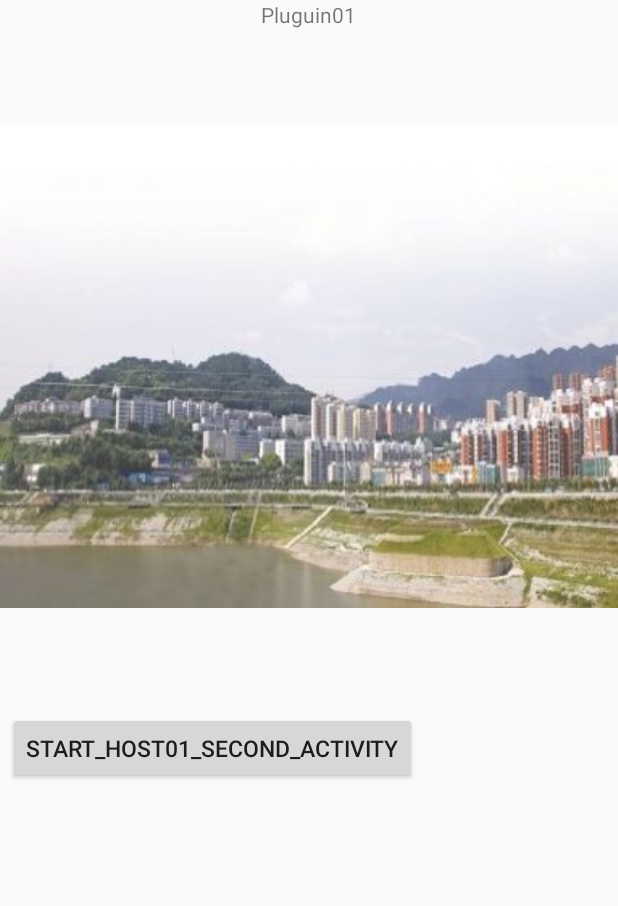
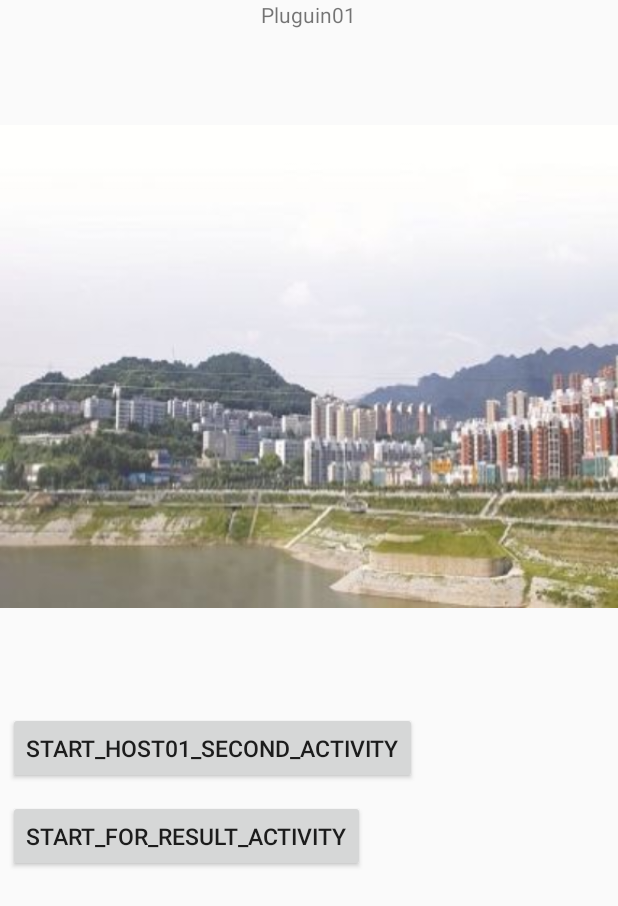
Before and after one commit to WoXinfeiyang/RepluginTest01, an Android app: the screen it shows after launch (MainActivity), on a phone screen of 412 x 824 dp. Shown: the top 906 px of the screen. Run offline under Robolectric (Android 15) with nearby library versions, the phone set to English and light mode, and no system bars.

Commit message:
主程序以startActivityForResult的方式启动插件中的Activity

```diff
--- a/Host01/app/src/main/res/layout/activity_main.xml
+++ b/Host01/app/src/main/res/layout/activity_main.xml
@@ -37,6 +37,12 @@
             />
 
         <Button
+            android:id="@+id/btn_start_plugin01_for_result"
+            style="@style/ButtonStyle"
+            android:text="start plugin01 for result"
+            />
+
+        <Button
             android:id="@+id/btn_start_send_activity"
             style="@style/ButtonStyle"
             android:text="start Host01 SecondActivity"/>
--- a/RepluginTest01_Plugin01/app/build.gradle
+++ b/RepluginTest01_Plugin01/app/build.gradle
@@ -27,6 +27,7 @@ repluginPluginConfig {
 }
 
 dependencies {
+    implementation 'com.android.support:design:26.1.0'
     compile 'com.qihoo360.replugin:replugin-plugin-lib:2.2.2'
 
     implementation fileTree(dir: 'libs', include: ['*.jar'])
--- a/RepluginTest01_Plugin01/app/src/main/java/com/fxj/replugintest01_plugin01/MainActivity.java
+++ b/RepluginTest01_Plugin01/app/src/main/java/com/fxj/replugintest01_plugin01/MainActivity.java
@@ -13,6 +13,8 @@ public class MainActivity extends Activity {
         super.onCreate(savedInstanceState);
         setContentView(R.layout.activity_main);
 
+
+
         findViewById(R.id.btn_start_host01_second_activity).setOnClickListener(new View.OnClickListener() {
             @Override
             public void onClick(View view) {
@@ -21,5 +23,14 @@ public class MainActivity extends Activity {
                 startActivity(intent);
             }
         });
+
+        findViewById(R.id.btn_start_for_result_activity).setOnClickListener(new View.OnClickListener(){
+            @Override
+            public void onClick(View view) {
+                Intent intent=new Intent(MainActivity.this,ForResultActivity.class);
+                startActivity(intent);
+
+            }
+        });
     }
 }
--- a/RepluginTest01_Plugin01/app/src/main/res/layout/activity_main.xml
+++ b/RepluginTest01_Plugin01/app/src/main/res/layout/activity_main.xml
@@ -23,4 +23,8 @@
         android:id="@+id/btn_start_host01_second_activity"
         style="@style/ButtonStyle"
         android:text="start_host01_second_activity"/>
+    <Button
+        android:id="@+id/btn_start_for_result_activity"
+        style="@style/ButtonStyle"
+        android:text="start_for_result_activity"/>
 </LinearLayout>
--- a/RepluginTest01_Plugin01/app/src/main/res/values/strings.xml
+++ b/RepluginTest01_Plugin01/app/src/main/res/values/strings.xml
@@ -1,3 +1,4 @@
 <resources>
     <string name="app_name">Plugin01</string>
+    <string name="title_activity_for_result">ForResultActivity</string>
 </resources>
--- a/RepluginTest01_Plugin01/app/src/main/res/values/styles.xml
+++ b/RepluginTest01_Plugin01/app/src/main/res/values/styles.xml
@@ -8,4 +8,13 @@
         <item name="colorAccent">@color/colorAccent</item>
     </style>
 
+    <style name="AppTheme.NoActionBar">
+        <item name="windowActionBar">false</item>
+        <item name="windowNoTitle">true</item>
+    </style>
+
+    <style name="AppTheme.AppBarOverlay" parent="ThemeOverlay.AppCompat.Dark.ActionBar" />
+
+    <style name="AppTheme.PopupOverlay" parent="ThemeOverlay.AppCompat.Light" />
+
 </resources>
```
Also changed, not shown: Host01/app/src/main/java/com/fxj/host01/MainActivity.java (+16 -0 lines), RepluginTest01_Plugin01/app/src/main/AndroidManifest.xml (+7 -0 lines), RepluginTest01_Plugin01/app/src/main/java/com/fxj/replugintest01_plugin01/ForResultActivity.java (added, +26 -0 lines), RepluginTest01_Plugin01/app/src/main/res/layout/activity_for_result.xml (added, +13 -0 lines), 1 other file.
